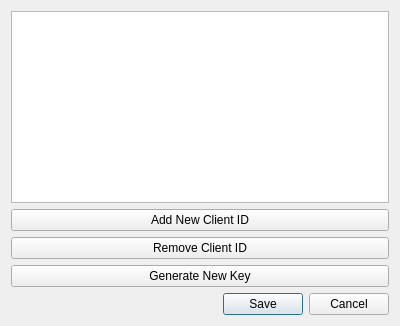
Qt form RemoteMouse_Server/clientidkeydialog.ui (alanbrady/RemoteMouse) before a commit.
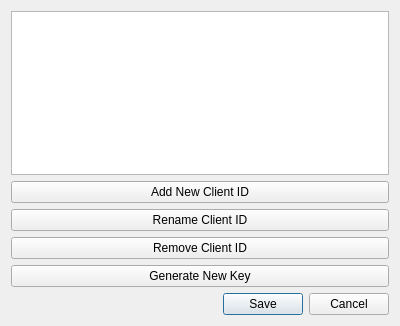
The same form after that commit.

Commit message:
Adds renameId functionality
Commit adds the ability to rename an existing ID

Also a small bug fix to the add new ID in which if an error occurred,
the flag wasn't reset and was stuck in an infinite loop.

What changed in the file:
```diff
--- a/RemoteMouse_Server/clientidkeydialog.ui
+++ b/RemoteMouse_Server/clientidkeydialog.ui
@@ -40,6 +40,13 @@
      </property>
     </widget>
    </item>
+   <item>
+    <widget class="QPushButton" name="renameIdButton">
+     <property name="text">
+      <string>Rename Client ID</string>
+     </property>
+    </widget>
+   </item>
    <item>
     <widget class="QPushButton" name="deleteIdButton">
      <property name="text">
```
Left out of the diff: 41 changed lines with no effect on the pictures. The commit also changes 2 other files.
